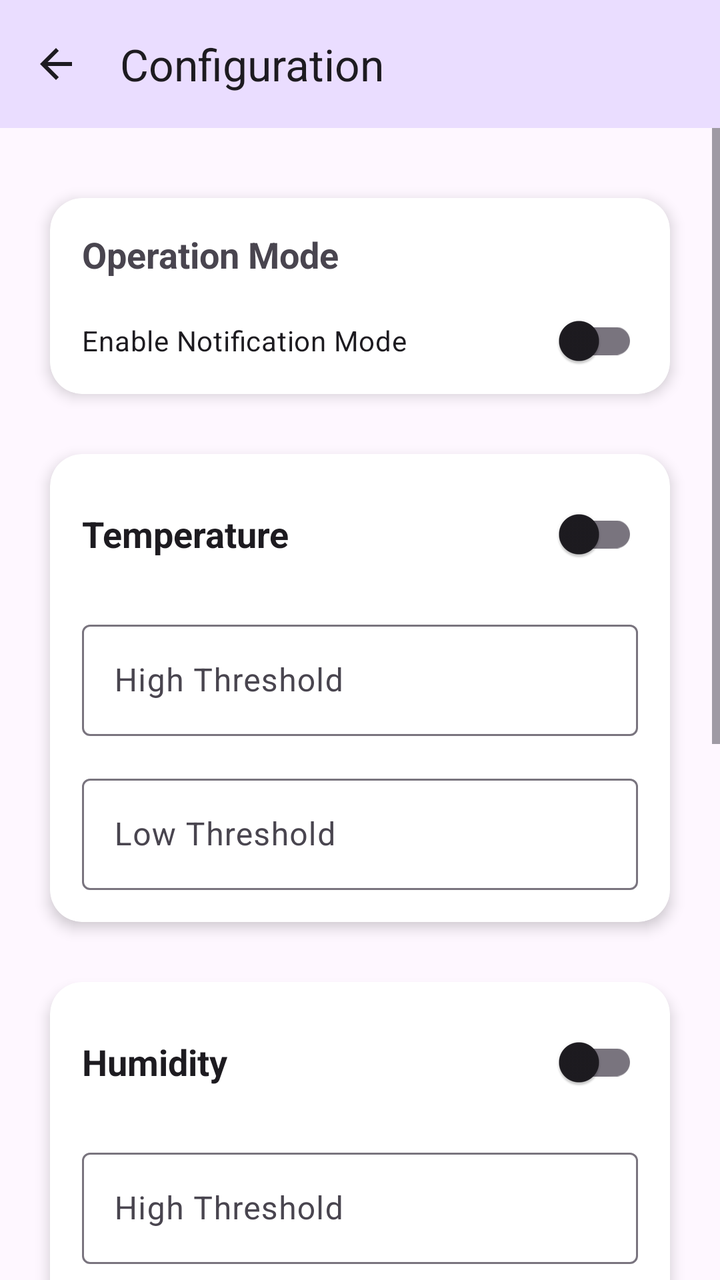
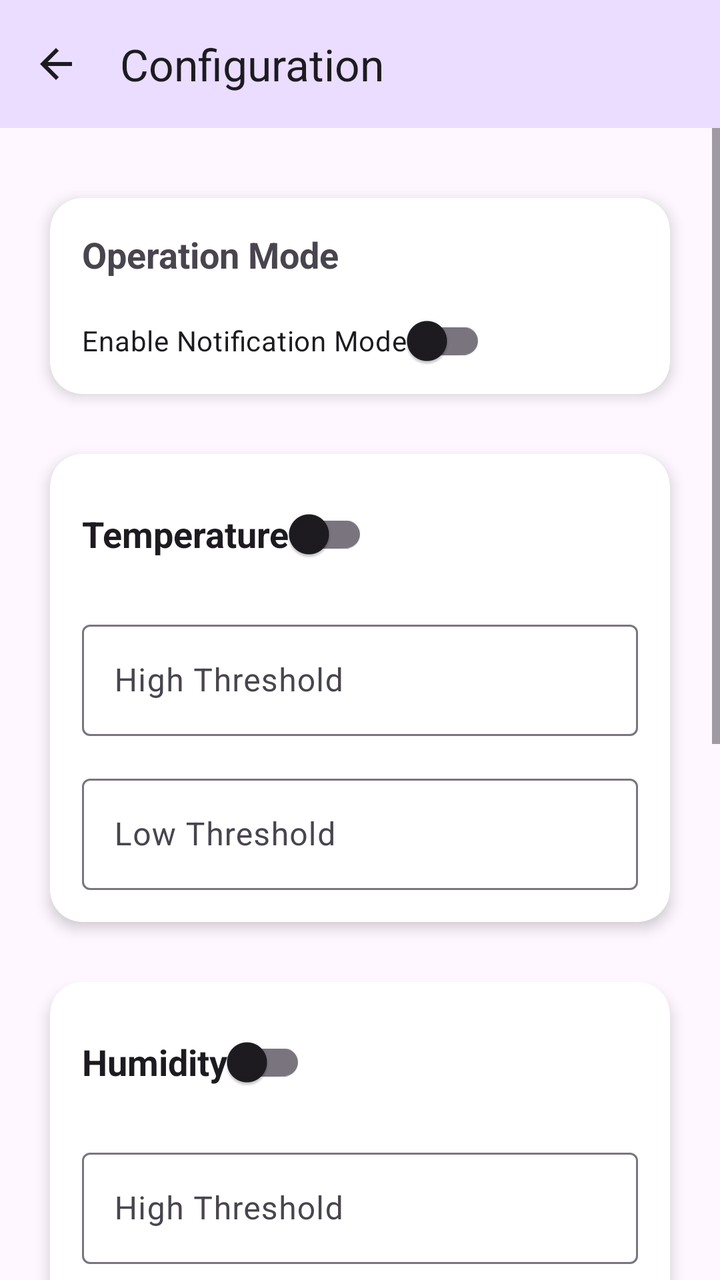

Two renders of the same Android screen: before a commit and after it. Below are the layout's source before the change and the commit's diff.
<!-- AndroidManifest.xml: application theme Theme.MyApplication -->
<!-- res/layout/activity_config.xml -->
<?xml version="1.0" encoding="utf-8"?>
<androidx.constraintlayout.widget.ConstraintLayout xmlns:android="http://schemas.android.com/apk/res/android"
    xmlns:app="http://schemas.android.com/apk/res-auto"
    xmlns:tools="http://schemas.android.com/tools"
    android:id="@+id/main"
    android:layout_width="match_parent"
    android:layout_height="match_parent"
    tools:context=".ConfigActivity">

    <androidx.appcompat.widget.Toolbar
        android:id="@+id/toolbarConfig"
        android:layout_width="0dp"
        android:layout_height="wrap_content"
        android:background="?attr/colorPrimaryContainer"
        android:contentDescription="@string/title_config"
        android:minHeight="?attr/actionBarSize"
        android:theme="?attr/actionBarTheme"
        app:layout_constraintEnd_toEndOf="parent"
        app:layout_constraintStart_toStartOf="parent"
        app:layout_constraintTop_toTopOf="parent"
        app:navigationContentDescription="@string/title_config"
        app:navigationIcon="@drawable/ic_arrow_back"
        app:title="@string/title_config" />

    <ScrollView
        android:layout_width="0dp"
        android:layout_height="0dp"
        android:clipChildren="false"
        android:clipToPadding="false"
        android:fillViewport="true"
        app:layout_constraintBottom_toBottomOf="parent"
        app:layout_constraintEnd_toEndOf="parent"
        app:layout_constraintStart_toStartOf="parent"
        app:layout_constraintTop_toBottomOf="@+id/toolbarConfig">

        <androidx.constraintlayout.widget.ConstraintLayout
            android:layout_width="match_parent"
            android:layout_height="wrap_content"
            android:clipChildren="false"
            android:clipToPadding="false"
            android:paddingBottom="32dp">

            
            <androidx.cardview.widget.CardView
                android:id="@+id/cwOperationMode"
                android:layout_width="0dp"
                android:layout_height="120dp"
                android:layout_marginStart="16dp"
                android:layout_marginTop="24dp"
                android:layout_marginEnd="16dp"
                app:cardCornerRadius="16dp"
                app:cardElevation="4dp"
                app:cardUseCompatPadding="true"
                app:contentPadding="0dp"
                app:layout_constraintEnd_toEndOf="parent"
                app:layout_constraintStart_toStartOf="parent"
                app:layout_constraintTop_toTopOf="parent">

                <androidx.constraintlayout.widget.ConstraintLayout
                    android:id="@+id/clsubOperationMode"
                    android:layout_width="match_parent"
                    android:layout_height="match_parent">

                    <TextView
                        android:id="@+id/textView"
                        android:layout_width="0dp"
                        android:layout_height="wrap_content"
                        android:layout_marginStart="16dp"
                        android:layout_marginTop="16dp"
                        android:layout_marginEnd="16dp"
                        android:text="@string/operation_mode"
                        android:textAppearance="@style/TextAppearance.AppCompat.Medium"
                        android:textStyle="bold"
                        app:layout_constraintEnd_toEndOf="parent"
                        app:layout_constraintStart_toStartOf="parent"
                        app:layout_constraintTop_toTopOf="parent" />

                    <androidx.appcompat.widget.SwitchCompat
                        android:id="@+id/switchNotificationMode"
                        android:layout_width="0dp"
                        android:layout_height="wrap_content"
                        android:layout_marginStart="16dp"
                        android:layout_marginTop="24dp"
                        android:layout_marginEnd="16dp"
                        android:layout_marginBottom="20dp"
                        android:text="@string/notification_mode_toggle"
                        app:layout_constraintBottom_toBottomOf="parent"
                        app:layout_constraintEnd_toEndOf="parent"
                        app:layout_constraintStart_toStartOf="parent"
                        app:layout_constraintTop_toBottomOf="@+id/textView" />

                </androidx.constraintlayout.widget.ConstraintLayout>
            </androidx.cardview.widget.CardView>

            
            <androidx.cardview.widget.CardView
                android:id="@+id/cwTempAlarm"
                android:layout_width="0dp"
                android:layout_height="wrap_content"
                android:layout_marginStart="16dp"
                android:layout_marginTop="8dp"
                android:layout_marginEnd="16dp"
                app:cardCornerRadius="16dp"
                app:cardElevation="4dp"
                app:cardUseCompatPadding="true"
                app:layout_constraintEnd_toEndOf="parent"
                app:layout_constraintStart_toStartOf="parent"
                app:layout_constraintTop_toBottomOf="@+id/cwOperationMode">

                <androidx.constraintlayout.widget.ConstraintLayout
                    android:layout_width="match_parent"
                    android:layout_height="match_parent">

                    <androidx.appcompat.widget.SwitchCompat
                        android:id="@+id/switchTempAlarm"
                        android:layout_width="match_parent"
                        android:layout_height="wrap_content"
                        android:layout_marginStart="16dp"
                        android:layout_marginTop="16dp"
                        android:layout_marginEnd="16dp"
                        android:switchPadding="16dp"
                        android:switchTextAppearance="@style/TextAppearance.AppCompat.Medium"
                        android:text="@string/sensor_temperature"
                        android:textAppearance="@style/TextAppearance.AppCompat.Medium"
                        android:textStyle="bold"
                        app:layout_constraintEnd_toEndOf="parent"
                        app:layout_constraintStart_toStartOf="parent"
                        app:layout_constraintTop_toTopOf="parent" />

                    <com.google.android.material.textfield.TextInputLayout
                        android:id="@+id/tilTempHigh"
                        android:layout_width="match_parent"
                        android:layout_height="wrap_content"
                        android:layout_marginStart="16dp"
                        android:layout_marginTop="16dp"
                        android:layout_marginEnd="16dp"
                        app:layout_constraintEnd_toEndOf="parent"
                        app:layout_constraintStart_toStartOf="parent"
                        app:layout_constraintTop_toBottomOf="@+id/switchTempAlarm"
                        tools:ignore="DuplicateSpeakableTextCheck">

                        <com.google.android.material.textfield.TextInputEditText
                            android:id="@+id/etTempHigh"
                            android:layout_width="match_parent"
                            android:layout_height="wrap_content"
                            android:hint="@string/high_threshold"
                            android:importantForAutofill="no"
                            android:inputType="numberDecimal|numberSigned"
                            tools:ignore="DuplicateSpeakableTextCheck" />

                    </com.google.android.material.textfield.TextInputLayout>

                    <com.google.android.material.textfield.TextInputLayout
                        android:id="@+id/tilTempLow"
                        android:layout_width="match_parent"
                        android:layout_height="wrap_content"
                        android:layout_marginStart="16dp"
                        android:layout_marginTop="16dp"
                        android:layout_marginEnd="16dp"
                        android:layout_marginBottom="16dp"
                        app:layout_constraintBottom_toBottomOf="parent"
                        app:layout_constraintEnd_toEndOf="parent"
                        app:layout_constraintStart_toStartOf="parent"
                        app:layout_constraintTop_toBottomOf="@+id/tilTempHigh"
                        tools:ignore="DuplicateSpeakableTextCheck">

                        <com.google.android.material.textfield.TextInputEditText
                            android:id="@+id/etTempLow"
                            android:layout_width="match_parent"
                            android:layout_height="wrap_content"
                            android:hint="@string/low_threshold"
                            android:importantForAutofill="no"
                            android:inputType="numberDecimal|numberSigned"
                            tools:ignore="DuplicateSpeakableTextCheck" />
                    </com.google.android.material.textfield.TextInputLayout>
                </androidx.constraintlayout.widget.ConstraintLayout>

            </androidx.cardview.widget.CardView>

            
            <androidx.cardview.widget.CardView
                android:id="@+id/cwHumidityAlarm"
                android:layout_width="0dp"
                android:layout_height="wrap_content"
                android:layout_marginStart="16dp"
                android:layout_marginTop="8dp"
                android:layout_marginEnd="16dp"
                app:cardCornerRadius="16dp"
                app:cardElevation="4dp"
                app:cardUseCompatPadding="true"
                app:layout_constraintEnd_toEndOf="parent"
                app:layout_constraintStart_toStartOf="parent"
                app:layout_constraintTop_toBottomOf="@+id/cwTempAlarm">

                <androidx.constraintlayout.widget.ConstraintLayout
                    android:layout_width="match_parent"
                    android:layout_height="match_parent">

                    <androidx.appcompat.widget.SwitchCompat
                        android:id="@+id/switchHumidityAlarm"
                        android:layout_width="0dp"
                        android:layout_height="wrap_content"
                        android:layout_marginStart="16dp"
                        android:layout_marginTop="16dp"
                        android:layout_marginEnd="16dp"
                        android:switchTextAppearance="@style/TextAppearance.AppCompat.Medium"
                        android:text="@string/sensor_humidity"
                        android:textAppearance="@style/TextAppearance.AppCompat.Medium"
                        android:textStyle="bold"
                        app:layout_constraintEnd_toEndOf="parent"
                        app:layout_constraintStart_toStartOf="parent"
                        app:layout_constraintTop_toTopOf="parent" />

                    <com.google.android.material.textfield.TextInputLayout
                        android:id="@+id/tilHumidityHigh"
                        android:layout_width="match_parent"
                        android:layout_height="wrap_content"
                        android:layout_marginStart="16dp"
                        android:layout_marginTop="16dp"
                        android:layout_marginEnd="16dp"
                        app:layout_constraintEnd_toEndOf="parent"
                        app:layout_constraintStart_toStartOf="parent"
                        app:layout_constraintTop_toBottomOf="@+id/switchHumidityAlarm"
                        tools:ignore="DuplicateSpeakableTextCheck">

                        <com.google.android.material.textfield.TextInputEditText
                            android:id="@+id/etHumidityHigh"
                            android:layout_width="match_parent"
                            android:layout_height="wrap_content"
                            android:hint="@string/high_threshold"
                            android:importantForAutofill="no"
                            android:inputType="number|numberDecimal"
                            tools:ignore="DuplicateSpeakableTextCheck" />
                    </com.google.android.material.textfield.TextInputLayout>

                    <com.google.android.material.textfield.TextInputLayout
                        android:id="@+id/tilHumidityLow"
                        android:layout_width="match_parent"
                        android:layout_height="wrap_content"
                        android:layout_marginStart="16dp"
                        android:layout_marginTop="16dp"
                        android:layout_marginEnd="16dp"
                        android:layout_marginBottom="16dp"
                        app:layout_constraintBottom_toBottomOf="parent"
                        app:layout_constraintEnd_toEndOf="parent"
                        app:layout_constraintStart_toStartOf="parent"
                        app:layout_constraintTop_toBottomOf="@+id/tilHumidityHigh"
                        tools:ignore="DuplicateSpeakableTextCheck">

                        <com.google.android.material.textfield.TextInputEditText
                            android:id="@+id/etHumidityLow"
                            android:layout_width="match_parent"
                            android:layout_height="wrap_content"
                            android:hint="@string/low_threshold"
                            android:importantForAutofill="no"
                            android:inputType="number|numberDecimal"
                            tools:ignore="DuplicateSpeakableTextCheck" />
                    </com.google.android.material.textfield.TextInputLayout>
                </androidx.constraintlayout.widget.ConstraintLayout>
            </androidx.cardview.widget.CardView>

            
            <androidx.cardview.widget.CardView
                android:id="@+id/cwLuminosityAlarm"
                android:layout_width="0dp"
                android:layout_height="wrap_content"
                android:layout_marginStart="16dp"
                android:layout_marginTop="8dp"
                android:layout_marginEnd="16dp"
                app:cardCornerRadius="16dp"
                app:cardElevation="4dp"
                app:cardUseCompatPadding="true"
                app:layout_constraintEnd_toEndOf="parent"
                app:layout_constraintStart_toStartOf="parent"
                app:layout_constraintTop_toBottomOf="@+id/cwHumidityAlarm">

                <androidx.constraintlayout.widget.ConstraintLayout
                    android:layout_width="match_parent"
                    android:layout_height="match_parent">

                    <androidx.appcompat.widget.SwitchCompat
                        android:id="@+id/switchLuminosityAlarm"
                        android:layout_width="0dp"
                        android:layout_height="wrap_content"
                        android:layout_marginStart="16dp"
                        android:layout_marginTop="16dp"
                        android:layout_marginEnd="16dp"
                        android:switchTextAppearance="@style/TextAppearance.AppCompat.Medium"
                        android:text="@string/sensor_luminosity"
                        android:textAppearance="@style/TextAppearance.AppCompat.Medium"
                        android:textStyle="bold"
                        app:layout_constraintEnd_toEndOf="parent"
                        app:layout_constraintStart_toStartOf="parent"
                        app:layout_constraintTop_toTopOf="parent" />

                    <com.google.android.material.textfield.TextInputLayout
                        android:id="@+id/tilLuminosityHigh"
                        android:layout_width="match_parent"
                        android:layout_height="wrap_content"
                        android:layout_marginStart="16dp"
                        android:layout_marginTop="16dp"
                        android:layout_marginEnd="16dp"
                        app:layout_constraintEnd_toEndOf="parent"
                        app:layout_constraintStart_toStartOf="parent"
                        app:layout_constraintTop_toBottomOf="@+id/switchLuminosityAlarm"
                        tools:ignore="DuplicateSpeakableTextCheck">

                        <com.google.android.material.textfield.TextInputEditText
                            android:id="@+id/etLuminosityHigh"
                            android:layout_width="match_parent"
                            android:layout_height="wrap_content"
                            android:hint="@string/high_threshold"
                            android:importantForAutofill="no"
                            android:inputType="number|numberDecimal"
                            tools:ignore="DuplicateSpeakableTextCheck" />
                    </com.google.android.material.textfield.TextInputLayout>

                    <com.google.android.material.textfield.TextInputLayout
                        android:id="@+id/tilLuminosityLow"
                        android:layout_width="match_parent"
                        android:layout_height="wrap_content"
                        android:layout_marginStart="16dp"
                        android:layout_marginTop="16dp"
                        android:layout_marginEnd="16dp"
                        android:layout_marginBottom="16dp"
                        app:layout_constraintBottom_toBottomOf="parent"
                        app:layout_constraintEnd_toEndOf="parent"
                        app:layout_constraintStart_toStartOf="parent"
                        app:layout_constraintTop_toBottomOf="@+id/tilLuminosityHigh"
                        tools:ignore="DuplicateSpeakableTextCheck">

                        <com.google.android.material.textfield.TextInputEditText
                            android:id="@+id/etLuminosityLow"
                            android:layout_width="match_parent"
                            android:layout_height="wrap_content"
                            android:hint="@string/low_threshold"
                            android:importantForAutofill="no"
                            android:inputType="number|numberDecimal"
                            tools:ignore="DuplicateSpeakableTextCheck" />
                    </com.google.android.material.textfield.TextInputLayout>
                </androidx.constraintlayout.widget.ConstraintLayout>
            </androidx.cardview.widget.CardView>

            
            <LinearLayout
                android:id="@+id/llButtons"
                android:layout_width="0dp"
                android:layout_height="wrap_content"
                android:layout_marginStart="16dp"
                android:layout_marginTop="24dp"
                android:layout_marginEnd="16dp"
                android:layout_marginBottom="30dp"
                android:orientation="horizontal"
                app:layout_constraintBottom_toBottomOf="parent"
                app:layout_constraintEnd_toEndOf="parent"
                app:layout_constraintStart_toStartOf="parent"
                app:layout_constraintTop_toBottomOf="@+id/cwLuminosityAlarm">

                <Button
                    android:id="@+id/btnReset"
                    style="?attr/materialButtonOutlinedStyle"
                    android:layout_width="0dp"
                    android:layout_height="match_parent"
                    android:layout_marginEnd="8dp"
                    android:layout_weight="1"
                    android:text="@string/reset_min_max"
                    tools:ignore="ButtonStyle" />

                <Button
                    android:id="@+id/btnSave"
                    android:layout_width="0dp"
                    android:layout_height="match_parent"
                    android:layout_weight="1"
                    android:text="@string/save_configuration"
                    tools:ignore="ButtonStyle" />
            </LinearLayout>

        </androidx.constraintlayout.widget.ConstraintLayout>
    </ScrollView>

</androidx.constraintlayout.widget.ConstraintLayout>
<!-- resources referenced by this layout -->
<resources>
  <!-- drawable ic_arrow_back (drawable) -->
  <vector xmlns:android="http://schemas.android.com/apk/res/android"
      android:width="24dp"
      android:height="24dp"
      android:viewportWidth="24"
      android:viewportHeight="24"
      android:tint="?attr/colorControlNormal">
    <path
        android:fillColor="@android:color/white"
        android:pathData="M20,11H7.83l5.59,-5.59L12,4l-8,8 8,8 1.41,-1.41L7.83,13H20v-2z"/>
  </vector>
  <string name="high_threshold">High Threshold</string>
  <string name="low_threshold">Low Threshold</string>
  <string name="notification_mode_toggle">Enable Notification Mode</string>
  <string name="operation_mode">Operation Mode</string>
  <string name="reset_min_max">Reset Maximums &amp; Minimums</string>
  <string name="save_configuration">Save Configuration</string>
  <string name="sensor_humidity">Humidity</string>
  <string name="sensor_luminosity">Luminosity</string>
  <string name="sensor_temperature">Temperature</string>
  <string name="title_config">Configuration</string>
  <style name="Theme.MyApplication" parent="Base.Theme.MyApplication" />
  <style name="Base.Theme.MyApplication" parent="Theme.Material3.DayNight.NoActionBar">
          
          
      </style>
</resources>

<!-- the commit's change to res/layout/activity_config.xml (unified diff, before → after) -->
@@ -5,7 +5,9 @@
     android:id="@+id/main"
     android:layout_width="match_parent"
     android:layout_height="match_parent"
-    tools:context=".ConfigActivity">
+    tools:context=".ConfigActivity"
+    tools:paddingTop="24dp"
+    tools:paddingBottom="24dp">
 
     <androidx.appcompat.widget.Toolbar
         android:id="@+id/toolbarConfig"
@@ -28,6 +30,7 @@
         android:clipChildren="false"
         android:clipToPadding="false"
         android:fillViewport="true"
+        app:layout_constraintWidth_max="480dp"
         app:layout_constraintBottom_toBottomOf="parent"
         app:layout_constraintEnd_toEndOf="parent"
         app:layout_constraintStart_toStartOf="parent"
@@ -77,14 +80,17 @@
 
                     <androidx.appcompat.widget.SwitchCompat
                         android:id="@+id/switchNotificationMode"
-                        android:layout_width="0dp"
-                        android:layout_height="wrap_content"
+                        android:layout_width="wrap_content"
+                        android:layout_height="wrap_content"
+                        android:switchPadding="16dp"
                         android:layout_marginStart="16dp"
                         android:layout_marginTop="24dp"
                         android:layout_marginEnd="16dp"
                         android:layout_marginBottom="20dp"
                         android:text="@string/notification_mode_toggle"
                         app:layout_constraintBottom_toBottomOf="parent"
+                        app:layout_constrainedWidth="true"
+                        app:layout_constraintHorizontal_bias="0"
                         app:layout_constraintEnd_toEndOf="parent"
                         app:layout_constraintStart_toStartOf="parent"
                         app:layout_constraintTop_toBottomOf="@+id/textView" />
@@ -113,7 +119,7 @@
 
                     <androidx.appcompat.widget.SwitchCompat
                         android:id="@+id/switchTempAlarm"
-                        android:layout_width="match_parent"
+                        android:layout_width="wrap_content"
                         android:layout_height="wrap_content"
                         android:layout_marginStart="16dp"
                         android:layout_marginTop="16dp"
@@ -123,6 +129,8 @@
                         android:text="@string/sensor_temperature"
                         android:textAppearance="@style/TextAppearance.AppCompat.Medium"
                         android:textStyle="bold"
+                        app:layout_constrainedWidth="true"
+                        app:layout_constraintHorizontal_bias="0"
                         app:layout_constraintEnd_toEndOf="parent"
                         app:layout_constraintStart_toStartOf="parent"
                         app:layout_constraintTop_toTopOf="parent" />
@@ -198,8 +206,9 @@
 
                     <androidx.appcompat.widget.SwitchCompat
                         android:id="@+id/switchHumidityAlarm"
-                        android:layout_width="0dp"
-                        android:layout_height="wrap_content"
+                        android:layout_width="wrap_content"
+                        android:layout_height="wrap_content"
+                        android:switchPadding="16dp"
                         android:layout_marginStart="16dp"
                         android:layout_marginTop="16dp"
                         android:layout_marginEnd="16dp"
@@ -207,6 +216,8 @@
                         android:text="@string/sensor_humidity"
                         android:textAppearance="@style/TextAppearance.AppCompat.Medium"
                         android:textStyle="bold"
+                        app:layout_constrainedWidth="true"
+                        app:layout_constraintHorizontal_bias="0"
                         app:layout_constraintEnd_toEndOf="parent"
                         app:layout_constraintStart_toStartOf="parent"
                         app:layout_constraintTop_toTopOf="parent" />
@@ -280,8 +291,9 @@
 
                     <androidx.appcompat.widget.SwitchCompat
                         android:id="@+id/switchLuminosityAlarm"
-                        android:layout_width="0dp"
-                        android:layout_height="wrap_content"
+                        android:layout_width="wrap_content"
+                        android:layout_height="wrap_content"
+                        android:switchPadding="16dp"
                         android:layout_marginStart="16dp"
                         android:layout_marginTop="16dp"
                         android:layout_marginEnd="16dp"
@@ -289,6 +301,8 @@
                         android:text="@string/sensor_luminosity"
                         android:textAppearance="@style/TextAppearance.AppCompat.Medium"
                         android:textStyle="bold"
+                        app:layout_constrainedWidth="true"
+                        app:layout_constraintHorizontal_bias="0"
                         app:layout_constraintEnd_toEndOf="parent"
                         app:layout_constraintStart_toStartOf="parent"
                         app:layout_constraintTop_toTopOf="parent" />
